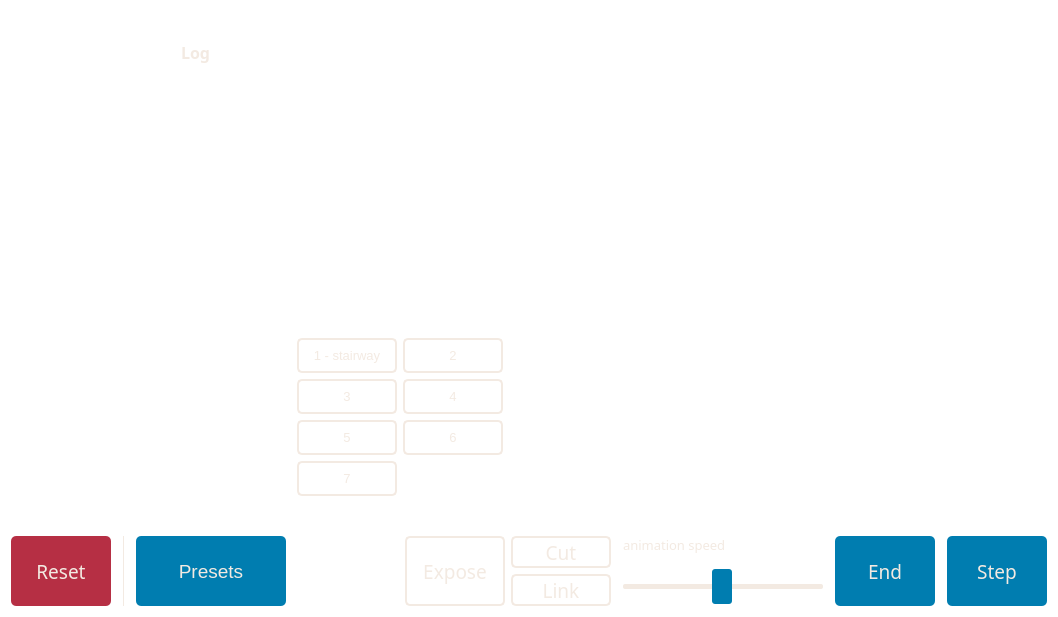
The window that code/MainUI.ui (sufftea/Link-Cut-Treeez) describes before a commit, drawn with Qt 5.
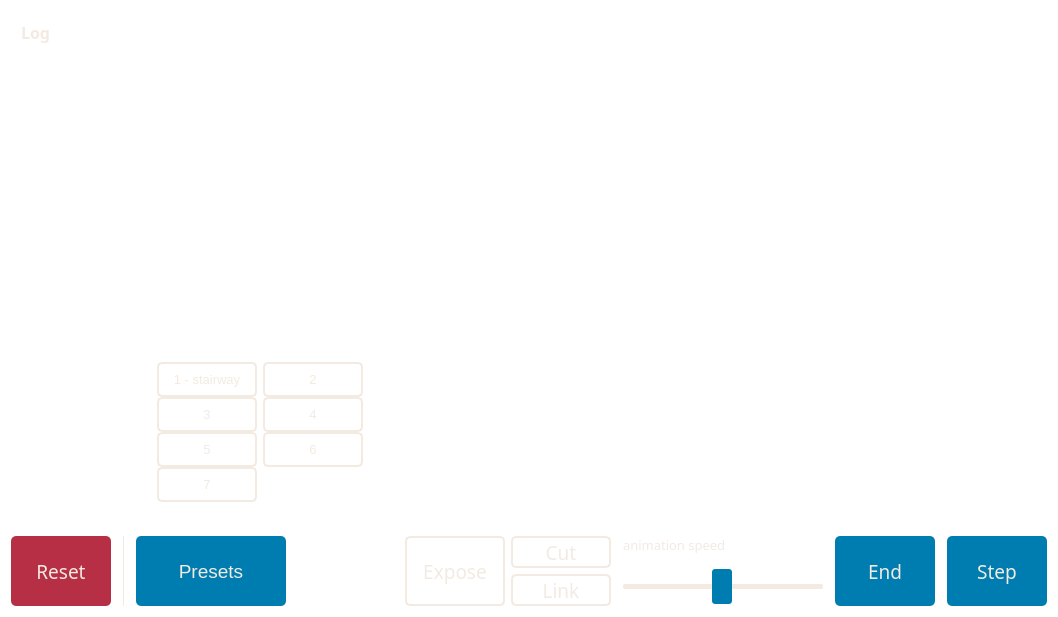
The same window after the commit.

Diff of the .ui file:
```diff
--- a/code/MainUI.ui
+++ b/code/MainUI.ui
@@ -52,8 +52,8 @@
      <widget class="QScrollArea" name="scrollAreaLog">
       <property name="geometry">
        <rect>
-        <x>170</x>
-        <y>30</y>
+        <x>10</x>
+        <y>10</y>
         <width>351</width>
         <height>181</height>
        </rect>
@@ -163,10 +163,10 @@
      <widget class="QFrame" name="framePopUpMenu">
       <property name="geometry">
        <rect>
-        <x>160</x>
-        <y>90</y>
-        <width>791</width>
-        <height>401</height>
+        <x>20</x>
+        <y>280</y>
+        <width>931</width>
+        <height>211</height>
        </rect>
       </property>
       <property name="sizePolicy">
```
Left out of the diff: 396 changed lines with no effect on the pictures.
